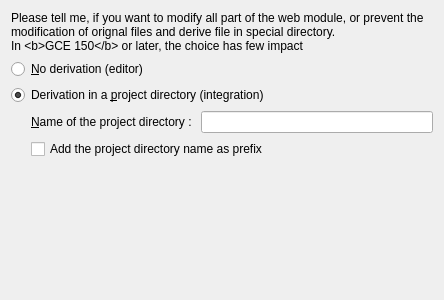
Old version of the form plugins/generix/projectproperty/wizard/newgenerixderivation1page.ui in the repository phoenix741/xinx.
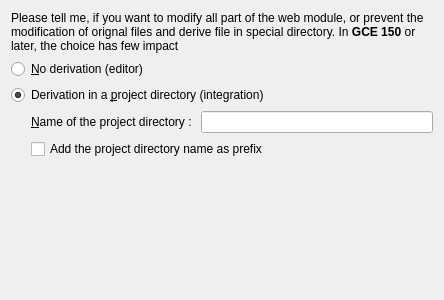
New version of the form.

The edit to the form file:
```diff
--- a/plugins/generix/projectproperty/wizard/newgenerixderivation1page.ui
+++ b/plugins/generix/projectproperty/wizard/newgenerixderivation1page.ui
@@ -26,6 +26,9 @@
       <string>Please tell me, if you want to modify all part of the web module, or prevent the modification of orignal files and derive file in special directory.
 In &lt;b&gt;GCE 150&lt;/b&gt; or later, the choice has few impact</string>
      </property>
+     <property name="textFormat">
+      <enum>Qt::RichText</enum>
+     </property>
      <property name="wordWrap">
       <bool>true</bool>
      </property>
```
